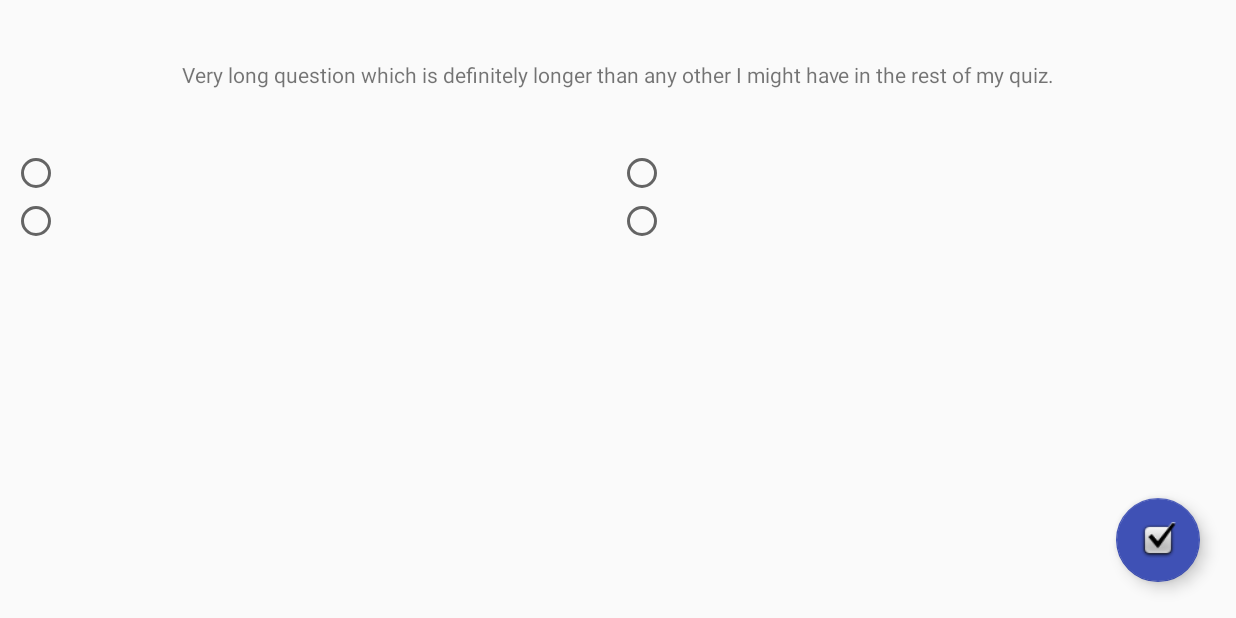
After one commit to Sophie713/MojeElektrina, an Android app: the QuizActivity screen opened directly, with no data from a screen before it, on a phone screen of 824 x 412 dp (held sideways). The commit adds this screen. Run offline under Robolectric (Android 15) with nearby library versions, the phone set to English and light mode, and no system bars.

Commit message:
update first quiz version

```diff
--- a/app/src/main/AndroidManifest.xml
+++ b/app/src/main/AndroidManifest.xml
@@ -25,7 +25,11 @@
             android:authorities="com.qton.sophie.mojeelektrina"
             android:exported="false" />
 
-        <activity android:name=".GraphActivity"
+        <activity
+            android:name=".GraphActivity"
+            android:screenOrientation="landscape" />
+        <activity
+            android:name=".QuizActivity"
             android:screenOrientation="landscape"></activity>
     </application>
 
--- a/app/src/main/java/com/qton/sophie/mojeelektrina/MainActivity.kt
+++ b/app/src/main/java/com/qton/sophie/mojeelektrina/MainActivity.kt
@@ -4,12 +4,10 @@ import android.app.Activity
 import android.content.Intent
 import android.graphics.Color
 import android.os.Build
+import android.os.Bundle
 import android.support.v7.app.AppCompatActivity
-import android.os.Bundle
 import android.view.View
 import android.view.WindowManager
-import android.widget.ImageView
-import android.widget.TextView
 import kotlinx.android.synthetic.main.activity_main.*
 
 class MainActivity : AppCompatActivity() {
@@ -34,6 +32,11 @@ class MainActivity : AppCompatActivity() {
                 main_activity_kitty.setImageResource(R.drawable.kitty_bicycle)
                 isGood = true
             }
+        }
+
+        main_activity_info_button.setOnClickListener {
+            val intent = Intent(this, QuizActivity::class.java)
+            startActivity(intent)
         }
 
         main_activity_statistics_button.setOnClickListener {
--- /dev/null
+++ b/app/src/main/java/com/qton/sophie/mojeelektrina/QuizActivity.java
@@ -0,0 +1,13 @@
+package com.qton.sophie.mojeelektrina;
+
+import android.os.Bundle;
+import android.support.v7.app.AppCompatActivity;
+
+public class QuizActivity extends AppCompatActivity {
+
+    @Override
+    protected void onCreate(Bundle savedInstanceState) {
+        super.onCreate(savedInstanceState);
+        setContentView(R.layout.activity_quiz);
+    }
+}
--- /dev/null
+++ b/app/src/main/java/com/qton/sophie/mojeelektrina/utils/ToggleButtonGroupTableLayout.java
@@ -0,0 +1,84 @@
+package com.qton.sophie.mojeelektrina.utils;
+
+import android.content.Context;
+import android.util.AttributeSet;
+import android.view.View;
+import android.view.View.OnClickListener;
+import android.widget.RadioButton;
+import android.widget.TableLayout;
+import android.widget.TableRow;
+
+/**
+ * @author diego - Downloaded from GITHUB https://gist.github.com/NearLinHere/ec5ac626d5971bc146e5
+ */
+public class ToggleButtonGroupTableLayout extends TableLayout implements OnClickListener {
+
+    private static final String TAG = "ToggleButtonGroupTableLayout";
+    private RadioButton activeRadioButton;
+
+    /**
+     * @param context
+     */
+    public ToggleButtonGroupTableLayout(Context context) {
+        super(context);
+        // TODO Auto-generated constructor stub
+    }
+
+    /**
+     * @param context
+     * @param attrs
+     */
+    public ToggleButtonGroupTableLayout(Context context, AttributeSet attrs) {
+        super(context, attrs);
+        // TODO Auto-generated constructor stub
+    }
+
+    @Override
+    public void onClick(View v) {
+        final RadioButton rb = (RadioButton) v;
+        if (activeRadioButton != null) {
+            activeRadioButton.setChecked(false);
+        }
+        rb.setChecked(true);
+        activeRadioButton = rb;
+    }
+
+    /* (non-Javadoc)
+     * @see android.widget.TableLayout#addView(android.view.View, int, android.view.ViewGroup.LayoutParams)
+     */
+    @Override
+    public void addView(View child, int index,
+                        android.view.ViewGroup.LayoutParams params) {
+        super.addView(child, index, params);
+        setChildrenOnClickListener((TableRow) child);
+    }
+
+
+    /* (non-Javadoc)
+     * @see android.widget.TableLayout#addView(android.view.View, android.view.ViewGroup.LayoutParams)
+     */
+    @Override
+    public void addView(View child, android.view.ViewGroup.LayoutParams params) {
+        super.addView(child, params);
+        setChildrenOnClickListener((TableRow) child);
+    }
+
+
+    private void setChildrenOnClickListener(TableRow tr) {
+        final int c = tr.getChildCount();
+        for (int i = 0; i < c; i++) {
+            final View v = tr.getChildAt(i);
+            if (v instanceof RadioButton) {
+                v.setOnClickListener(this);
+            }
+        }
+    }
+
+    public int getCheckedRadioButtonId() {
+        if (activeRadioButton != null) {
+            return activeRadioButton.getId();
+        }
+
+        return -1;
+    }
+}
--- /dev/null
+++ b/app/src/main/res/layout/activity_quiz.xml
@@ -0,0 +1,78 @@
+<?xml version="1.0" encoding="utf-8"?>
+<android.support.constraint.ConstraintLayout xmlns:android="http://schemas.android.com/apk/res/android"
+    xmlns:app="http://schemas.android.com/apk/res-auto"
+    xmlns:tools="http://schemas.android.com/tools"
+    android:layout_width="match_parent"
+    android:layout_height="match_parent"
+    tools:context=".QuizActivity">
+
+
+    <TextView
+        android:id="@+id/RBquestion"
+        android:layout_width="wrap_content"
+        android:layout_height="wrap_content"
+        android:layout_marginStart="8dp"
+        android:layout_marginTop="40dp"
+        android:layout_marginEnd="8dp"
+        android:text="Very long question which is definitely longer than any other I might have in the rest of my quiz."
+        app:layout_constraintEnd_toEndOf="parent"
+        app:layout_constraintStart_toStartOf="parent"
+        app:layout_constraintTop_toTopOf="parent" />
+
+
+    <com.qton.sophie.mojeelektrina.utils.ToggleButtonGroupTableLayout
+        android:id="@+id/radioGroup"
+        android:layout_width="match_parent"
+        android:layout_height="wrap_content"
+        android:layout_marginStart="8dp"
+        android:layout_marginTop="40dp"
+        android:layout_marginEnd="8dp"
+        android:orientation="horizontal"
+        app:layout_constraintEnd_toEndOf="parent"
+        app:layout_constraintStart_toStartOf="parent"
+        app:layout_constraintTop_toBottomOf="@+id/RBquestion">
+
+        <TableRow>
+
+            <RadioButton
+                android:id="@+id/RBanswer1"
+                android:layout_width="wrap_content"
+                android:layout_height="wrap_content"
+                android:layout_weight="1" />
+
+            <RadioButton
+                android:id="@+id/RBanswer2"
+                android:layout_width="wrap_content"
+                android:layout_height="wrap_content"
+                android:layout_weight="1" />
+        </TableRow>
+
+        <TableRow>
+
+            <RadioButton
+                android:id="@+id/RBanswer3"
+                android:layout_width="wrap_content"
+                android:layout_height="wrap_content"
+                android:layout_weight="1" />
+
+            <RadioButton
+                android:id="@+id/RBanswer4"
+                android:layout_width="wrap_content"
+                android:layout_height="wrap_content"
+                android:layout_weight="1" />
+        </TableRow>
+
+    </com.qton.sophie.mojeelektrina.utils.ToggleButtonGroupTableLayout>
+
+
+    <android.support.design.widget.FloatingActionButton
+        android:id="@+id/submit_btn"
+        android:layout_width="wrap_content"
+        android:layout_height="wrap_content"
+        android:layout_marginEnd="24dp"
+        android:layout_marginBottom="24dp"
+        android:src="@android:drawable/checkbox_on_background"
+        app:layout_constraintBottom_toBottomOf="parent"
+        app:layout_constraintEnd_toEndOf="parent" />
+
+</android.support.constraint.ConstraintLayout>
```
